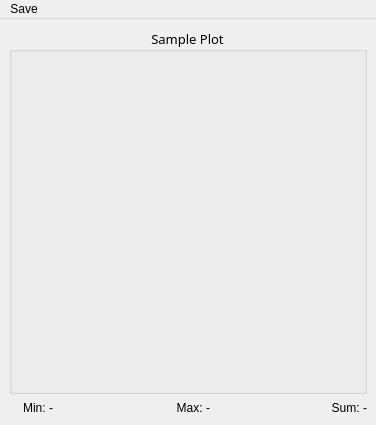
Before: the Qt Designer form slsDetectorGui/forms/form_cloneplot.ui in slsdetectorgroup/slsDetectorPackage, drawn with Qt 5.
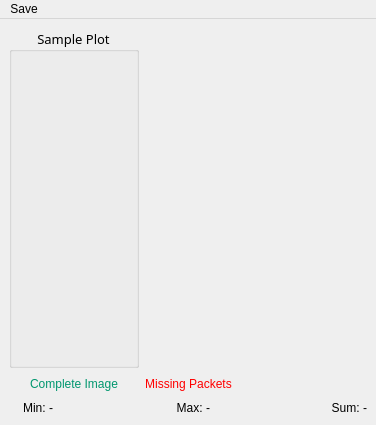
After: the same form once the commit is applied.

Commit message: complete image or missing packets given in json header and gui

Patch:
```diff
--- a/slsDetectorGui/forms/form_cloneplot.ui
+++ b/slsDetectorGui/forms/form_cloneplot.ui
@@ -55,6 +55,149 @@
      </widget>
     </item>
     <item row="1" column="0">
+     <widget class="QLabel" name="lblCompleteImage">
+      <property name="sizePolicy">
+       <sizepolicy hsizetype="Preferred" vsizetype="Fixed">
+        <horstretch>0</horstretch>
+        <verstretch>0</verstretch>
+       </sizepolicy>
+      </property>
+      <property name="minimumSize">
+       <size>
+        <width>40</width>
+        <height>0</height>
+       </size>
+      </property>
+      <property name="maximumSize">
+       <size>
+        <width>16777215</width>
+        <height>16777215</height>
+       </size>
+      </property>
+      <property name="palette">
+       <palette>
+        <active>
+         <colorrole role="WindowText">
+          <brush brushstyle="SolidPattern">
+           <color alpha="255">
+            <red>0</red>
+            <green>150</green>
+            <blue>110</blue>
+           </color>
+          </brush>
+         </colorrole>
+        </active>
+        <inactive>
+         <colorrole role="WindowText">
+          <brush brushstyle="SolidPattern">
+           <color alpha="255">
+            <red>0</red>
+            <green>150</green>
+            <blue>110</blue>
+           </color>
+          </brush>
+         </colorrole>
+        </inactive>
+        <disabled>
+         <colorrole role="WindowText">
+          <brush brushstyle="SolidPattern">
+           <color alpha="255">
+            <red>139</red>
+            <green>142</green>
+            <blue>142</blue>
+           </color>
+          </brush>
+         </colorrole>
+        </disabled>
+       </palette>
+      </property>
+      <property name="text">
+       <string>Complete Image</string>
+      </property>
+      <property name="alignment">
+       <set>Qt::AlignCenter</set>
+      </property>
+     </widget>
+    </item>
+    <item row="1" column="1">
+     <widget class="QLabel" name="lblInCompleteImage">
+      <property name="sizePolicy">
+       <sizepolicy hsizetype="Preferred" vsizetype="Fixed">
+        <horstretch>0</horstretch>
+        <verstretch>0</verstretch>
+       </sizepolicy>
+      </property>
+      <property name="minimumSize">
+       <size>
+        <width>40</width>
+        <height>0</height>
+       </size>
+      </property>
+      <property name="maximumSize">
+       <size>
+        <width>16777215</width>
+        <height>16777215</height>
+       </size>
+      </property>
+      <property name="palette">
+       <palette>
+        <active>
+         <colorrole role="WindowText">
+          <brush brushstyle="SolidPattern">
+           <color alpha="255">
+            <red>255</red>
+            <green>0</green>
+            <blue>0</blue>
+           </color>
+          </brush>
+         </colorrole>
+        </active>
+        <inactive>
+         <colorrole role="WindowText">
+          <brush brushstyle="SolidPattern">
+           <color alpha="255">
+            <red>255</red>
+            <green>0</green>
+            <blue>0</blue>
+           </color>
+          </brush>
+         </colorrole>
+        </inactive>
+        <disabled>
+         <colorrole role="WindowText">
+          <brush brushstyle="SolidPattern">
+           <color alpha="255">
+            <red>139</red>
+            <green>142</green>
+            <blue>142</blue>
+           </color>
+          </brush>
+         </colorrole>
+        </disabled>
+       </palette>
+      </property>
+      <property name="text">
+       <string>Missing Packets</string>
+      </property>
+      <property name="alignment">
+       <set>Qt::AlignCenter</set>
+      </property>
+     </widget>
+    </item>
+    <item row="1" column="2">
+     <spacer name="horizontalSpacer_3">
+      <property name="orientation">
+       <enum>Qt::Horizontal</enum>
+      </property>
+      <property name="sizeHint" stdset="0">
+       <size>
+        <width>117</width>
+        <height>20</height>
+       </size>
+      </property>
+     </spacer>
+    </item>
+    <item row="2" column="0" colspan="3">
      <widget class="QWidget" name="widgetStatistics" native="true">
       <property name="sizePolicy">
        <sizepolicy hsizetype="Preferred" vsizetype="Fixed">
```
Left out of the diff: 2 changed lines with no effect on the pictures. The commit also changes 10 other files.
